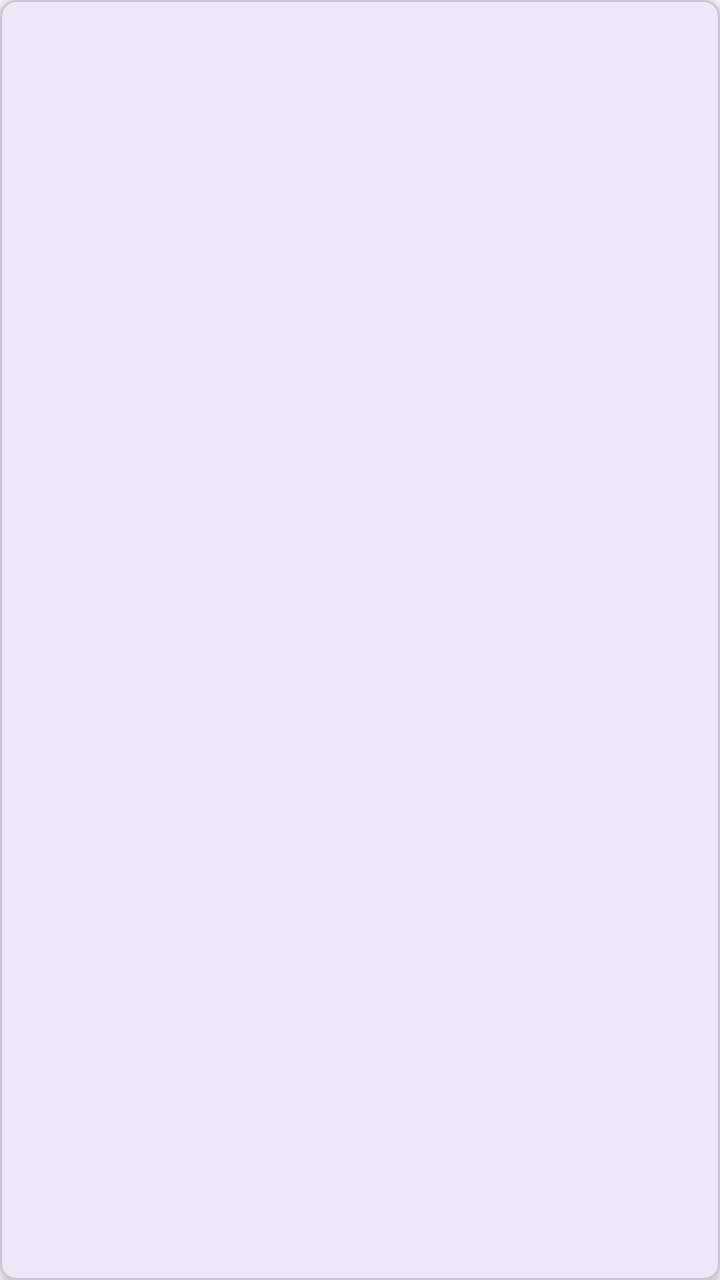
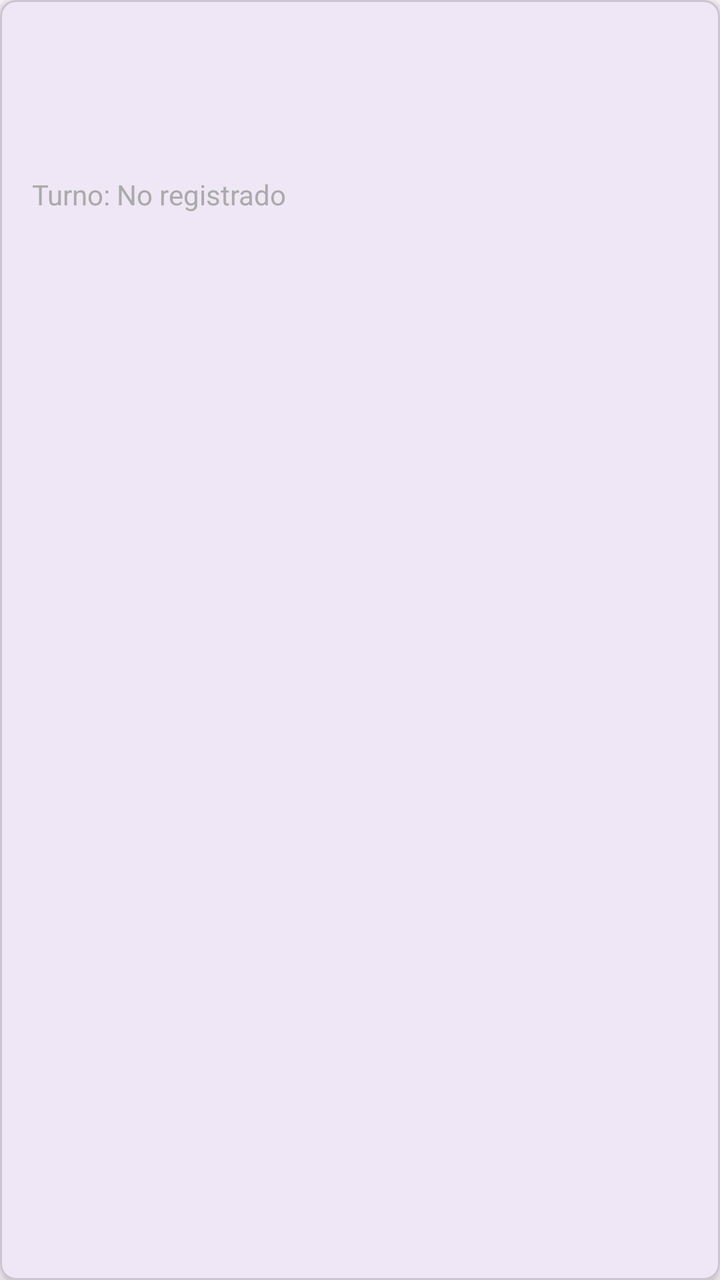

Two renders of the same Android screen: before a commit and after it. Below are the layout's source before the change and the commit's diff.
<!-- AndroidManifest.xml: application theme Theme.FodManager -->
<!-- res/layout/item_inspeccion.xml -->
<?xml version="1.0" encoding="utf-8"?>
<com.google.android.material.card.MaterialCardView
    xmlns:android="http://schemas.android.com/apk/res/android"
    xmlns:app="http://schemas.android.com/apk/res-auto"
    android:layout_width="match_parent"
    android:layout_height="wrap_content"
    android:layout_margin="8dp"
    app:cardCornerRadius="8dp"
    app:cardElevation="4dp">

    <LinearLayout
        android:layout_width="match_parent"
        android:layout_height="wrap_content"
        android:orientation="vertical"
        android:padding="16dp">

        
        <TextView
            android:id="@+id/tvZona"
            android:layout_width="wrap_content"
            android:layout_height="wrap_content"
            android:textSize="16sp"
            android:textStyle="bold"
            android:layout_marginBottom="4dp" />

        
        <TextView
            android:id="@+id/tvAeronave"
            android:layout_width="wrap_content"
            android:layout_height="wrap_content"
            android:textSize="14sp"
            android:textColor="@android:color/darker_gray"
            android:layout_marginBottom="4dp" />

        
        <TextView
            android:id="@+id/tvFecha"
            android:layout_width="wrap_content"
            android:layout_height="wrap_content"
            android:textSize="14sp"
            android:textColor="@android:color/darker_gray"
            android:layout_marginBottom="4dp" />

        
        <TextView
            android:id="@+id/tvInspectorResumen"
            android:layout_width="wrap_content"
            android:layout_height="wrap_content"
            android:textSize="14sp"
            android:layout_marginBottom="6dp" />

        
        <TextView
            android:id="@+id/tvConFod"
            android:layout_width="wrap_content"
            android:layout_height="wrap_content"
            android:textSize="14sp"
            android:textStyle="bold" />

    </LinearLayout>

</com.google.android.material.card.MaterialCardView>
<!-- resources referenced by this layout -->
<resources>
  <style name="Theme.FodManager" parent="Base.Theme.FodManager" />
  <style name="Base.Theme.FodManager" parent="Theme.Material3.DayNight.NoActionBar">
          
          
      </style>
</resources>

<!-- the commit's change to res/layout/item_inspeccion.xml (unified diff, before → after) -->
@@ -43,6 +43,16 @@
 
         
         <TextView
+            android:id="@+id/tvTurnoInspeccion"
+            android:layout_width="wrap_content"
+            android:layout_height="wrap_content"
+            android:text="Turno: No registrado"
+            android:textSize="14sp"
+            android:textColor="@android:color/darker_gray"
+            android:layout_marginBottom="4dp" />
+
+        
+        <TextView
             android:id="@+id/tvInspectorResumen"
             android:layout_width="wrap_content"
             android:layout_height="wrap_content"
